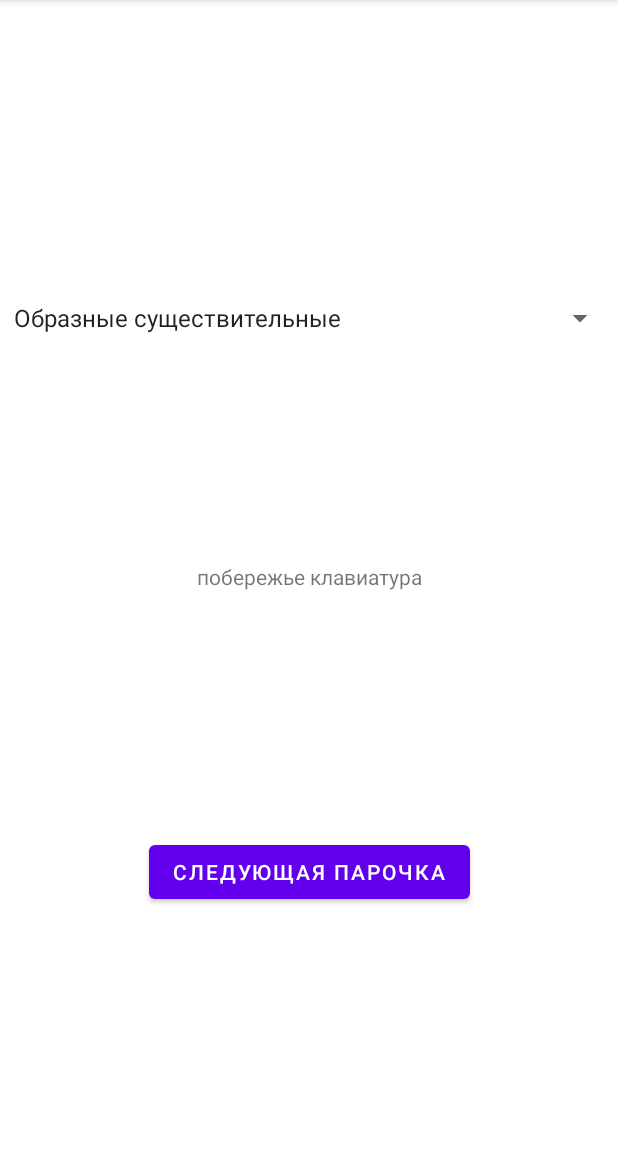
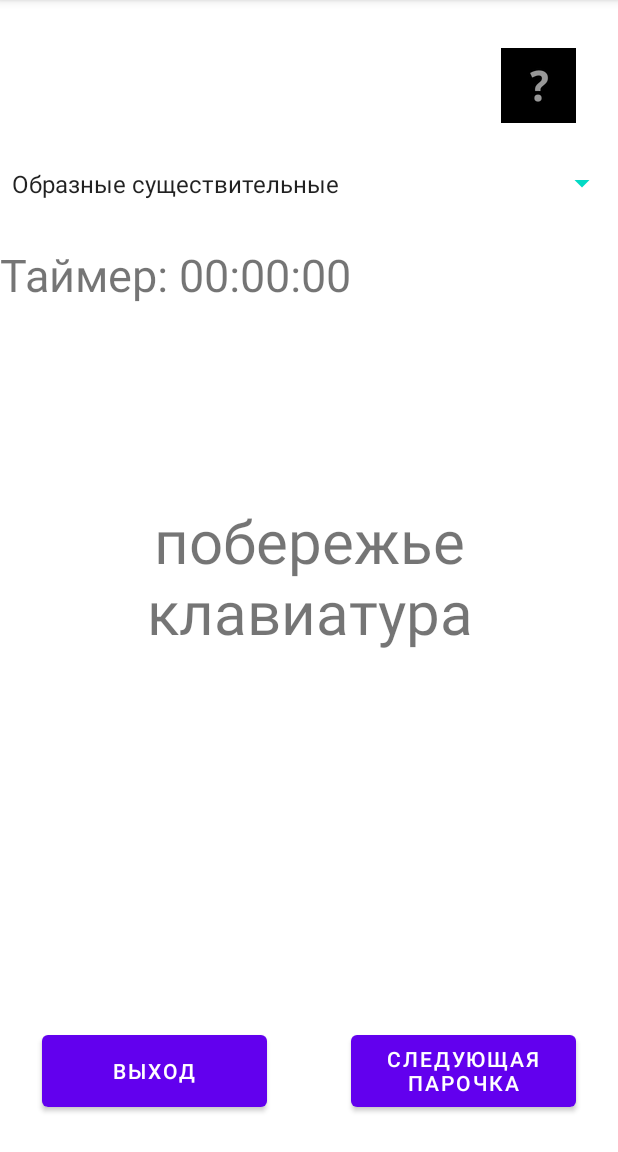
Before and after one commit to DmitriyZakharich/Mnemonics-for-foreign-words, an Android app: the ConnectionFragment screen opened through its navigation route, on a phone screen of 412 x 824 dp, the part 84-1236 px from its top. Run offline under Robolectric (Android 15) with nearby library versions, the phone set to English and light mode, and no system bars; our stand-ins replace Dagger/Hilt's generated code.

Commit message:
Basic Screen of Connection exercise

```diff
--- a/app/src/main/res/layout/fragment_connection.xml
+++ b/app/src/main/res/layout/fragment_connection.xml
@@ -6,21 +6,45 @@
     android:layout_height="match_parent"
     tools:context=".screens.exercises.connection.presentation.view.ConnectionFragment">
 
+    <ImageButton
+        android:id="@+id/hint_button"
+        android:layout_width="50dp"
+        android:layout_height="50dp"
+        android:background="@color/black"
+        android:layout_marginTop="32dp"
+        android:layout_marginEnd="28dp"
+        android:src="@android:drawable/ic_menu_help"
+        app:layout_constraintEnd_toEndOf="parent"
+        app:layout_constraintTop_toTopOf="parent" />
+
+    <Spinner
+        android:id="@+id/data_type_spinner"
+        style="@style/Spinner"
+        android:layout_marginTop="25dp"
+        app:layout_constraintEnd_toEndOf="parent"
+        app:layout_constraintStart_toStartOf="parent"
+        app:layout_constraintTop_toBottomOf="@+id/hint_button" />
+
+    <TextView
+        android:id="@+id/editTextTime"
+        android:layout_width="wrap_content"
+        android:layout_height="wrap_content"
+        android:layout_marginTop="25dp"
+        android:text="@string/timer"
+        android:textSize="30sp"
+        app:layout_constraintEnd_toEndOf="parent"
+        app:layout_constraintHorizontal_bias="0.0"
+        app:layout_constraintStart_toStartOf="parent"
+        app:layout_constraintTop_toBottomOf="@+id/data_type_spinner" />
+
     <TextView
         android:id="@+id/couple_textView"
         android:layout_width="wrap_content"
         android:layout_height="wrap_content"
-        android:text="Connection fragment"
+        android:textSize="40sp"
+        android:textAlignment="center"
+        android:text="@string/connection_fragment"
         app:layout_constraintBottom_toBottomOf="parent"
-        app:layout_constraintEnd_toEndOf="parent"
-        app:layout_constraintStart_toStartOf="parent"
-        app:layout_constraintTop_toTopOf="parent" />
-
-    <Spinner
-        android:id="@+id/data_type_spinner"
-        android:layout_width="409dp"
-        android:layout_height="wrap_content"
-        android:layout_marginTop="200dp"
         app:layout_constraintEnd_toEndOf="parent"
         app:layout_constraintStart_toStartOf="parent"
         app:layout_constraintTop_toTopOf="parent" />
@@ -30,20 +54,32 @@
         style="?android:attr/progressBarStyle"
         android:layout_width="wrap_content"
         android:layout_height="wrap_content"
-        android:layout_marginTop="84dp"
+        app:layout_constraintBottom_toBottomOf="parent"
         app:layout_constraintEnd_toEndOf="parent"
         app:layout_constraintHorizontal_bias="0.498"
         app:layout_constraintStart_toStartOf="parent"
-        app:layout_constraintTop_toBottomOf="@+id/couple_textView" />
+        app:layout_constraintTop_toTopOf="parent" />
+
+    <Button
+        android:id="@+id/exit_button"
+        android:layout_width="150dp"
+        android:layout_height="60dp"
+        android:minHeight="60dp"
+        android:minWidth="135dp"
+        android:layout_marginStart="28dp"
+        android:layout_marginBottom="24dp"
+        android:text="@string/exit"
+        app:layout_constraintBottom_toBottomOf="parent"
+        app:layout_constraintStart_toStartOf="parent" />
 
     <Button
         android:id="@+id/next_couple_button"
-        android:layout_width="wrap_content"
-        android:layout_height="wrap_content"
-        android:text="Следующая парочка"
+        android:layout_width="150dp"
+        android:layout_height="60dp"
+        android:layout_marginEnd="28dp"
+        android:layout_marginBottom="24dp"
+        android:text="@string/next_couple"
         app:layout_constraintBottom_toBottomOf="parent"
-        app:layout_constraintEnd_toEndOf="parent"
-        app:layout_constraintStart_toStartOf="parent"
-        app:layout_constraintTop_toBottomOf="@+id/progressBar2" />
+        app:layout_constraintEnd_toEndOf="parent" />
 
 </androidx.constraintlayout.widget.ConstraintLayout>
--- a/app/src/main/res/values/strings.xml
+++ b/app/src/main/res/values/strings.xml
@@ -12,4 +12,6 @@
     <string name="word">Слово</string>
     <string name="timer">Таймер: 00:00:00</string>
     <string name="exit">Выход</string>
+    <string name="next_couple">Следующая парочка</string>
+    <string name="connection_fragment">Connection fragment</string>
 </resources>
```
Also changed, not shown: app/src/main/java/com/example/mnemonicsforforeignword/screens/exercises/connection/presentation/viewmodel/ConnectionViewModel.kt (+0 -7 lines), app/src/main/res/layout/fragment_visualization.xml (+50 -52 lines).
